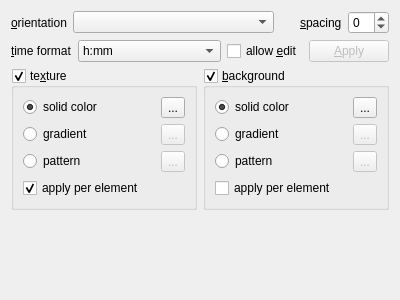
Old version of the form src/app/settings/classic_skin_settings.ui in the repository Kolcha/DigitalClockNext.
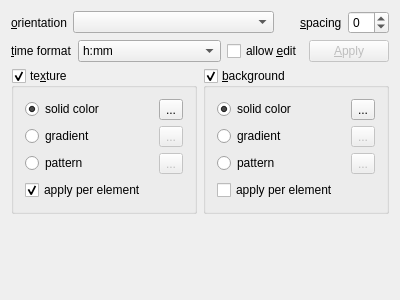
New version of the form.

Patch:
```diff
--- a/src/app/settings/classic_skin_settings.ui
+++ b/src/app/settings/classic_skin_settings.ui
@@ -330,6 +330,7 @@
    </item>
   </layout>
  </widget>
+ <layoutdefault spacing="6" margin="11"/>
  <resources/>
  <connections>
   <connection>
```
